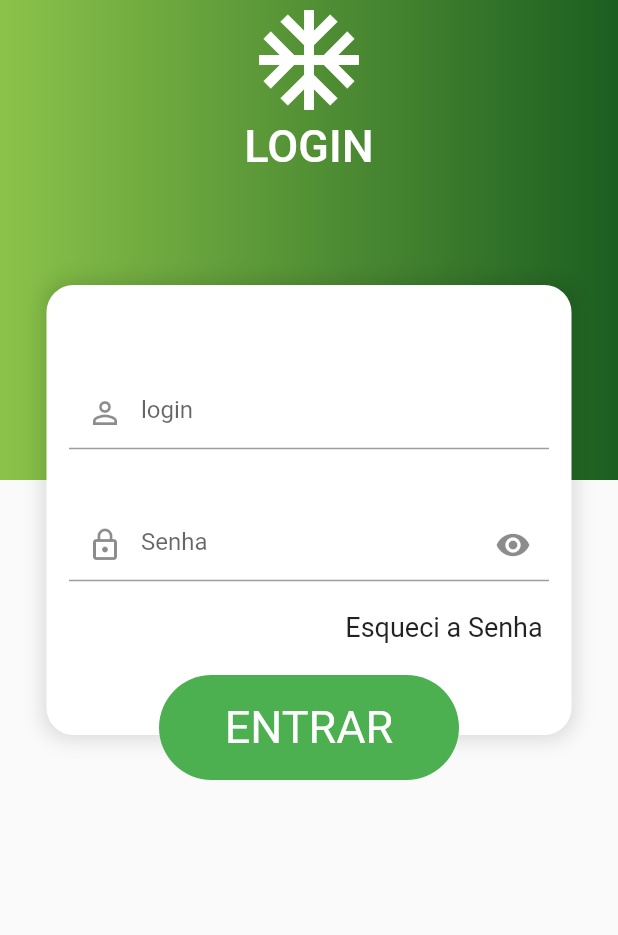
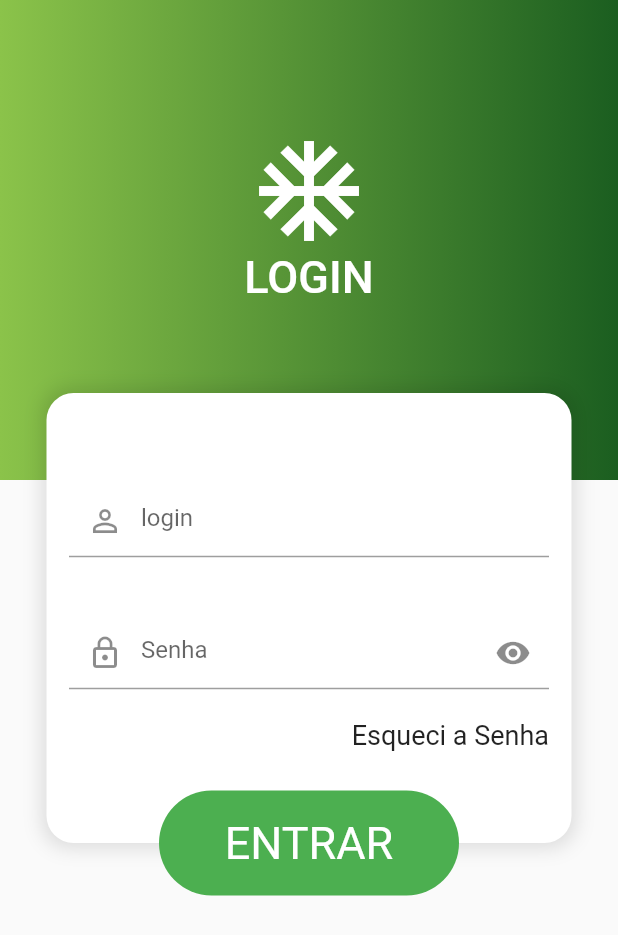
Before and after one commit to AwPr-05/App_Company, a Flutter app: the screen it shows after launch, on a phone screen of 412 x 824 dp. Shown: the top 935 px of the screen. Run offline on Flutter 3.47's test engine with Material 2 defaults, Android fonts, the phone set to English and light mode, and no system bars.

Commit message:
Modificações feitas em aula

```diff
--- a/lib/screens/login/login_screen.dart
+++ b/lib/screens/login/login_screen.dart
@@ -1,12 +1,17 @@
+import 'package:company_grid/screens/home/home_screen.dart';
 import 'package:flutter/material.dart';
 
-class LoginScreen extends StatelessWidget {
+class LoginScreen extends StatefulWidget {
+  @override
+  _LoginScreenState createState() => _LoginScreenState();
+}
 
+class _LoginScreenState extends State<LoginScreen> {
   final controllerLogin = TextEditingController();
   final controllerSenha = TextEditingController();
+  final formKey = GlobalKey<FormState>();
 
-
-
+  bool showPassword = false;
 
   @override
   Widget build(BuildContext context) {
@@ -15,7 +20,9 @@ class LoginScreen extends StatelessWidget {
         child: Stack(
           alignment: Alignment.topCenter,
           children: [
+            // Background
             Container(
+              padding: EdgeInsets.only(bottom: 30),
               alignment: Alignment.center,
               height: 320,
               decoration: BoxDecoration(
@@ -24,9 +31,7 @@ class LoginScreen extends StatelessWidget {
                 ),
               ),
               child: SafeArea(
-                child: ListView(
-                  children: [
-                    Column(
+                child: Column(
                   mainAxisSize: MainAxisSize.min,
                   children: [
                     Icon(
@@ -43,16 +48,18 @@ class LoginScreen extends StatelessWidget {
                     ),
                   ],
                 ),
-                  ],
-                ),
               ),
             ),
 
             // Container branco
-            // TODO colocar o margin e o padding entre eles, personaliar o TextFormField
+            Center(
+              child: Stack(
+                overflow: Overflow.visible,
+                alignment: Alignment.center,
+                children: [
+                  // Conteúdo do card
                   Container(
                     alignment: Alignment.center,
-              margin: EdgeInsets.only(top: 190),
                     width: 350,
                     height: 300,
                     decoration: BoxDecoration(
@@ -61,27 +68,34 @@ class LoginScreen extends StatelessWidget {
                       boxShadow: [
                         // Sombra de leve para contrastar com o branco de fundo
                         BoxShadow(
-                      color: Colors.black12, spreadRadius: 3, blurRadius: 10)
+                            color: Colors.black12,
+                            spreadRadius: 3,
+                            blurRadius: 10)
                       ],
                     ),
                     child: Padding(
                       padding: const EdgeInsets.all(15.0),
+                      child: Form(
+                        key: formKey,
                         child: Column(
                           mainAxisSize: MainAxisSize.min,
+                          crossAxisAlignment: CrossAxisAlignment.end,
                           children: [
                             // Campo de Texto Login
                             TextFormField(
                               controller: controllerLogin,
-                      validator: (valorDigitado){ // TODO Não entendi mto bem o validator
-                        if(valorDigitado.isEmpty){
-                          return "Por Favor digite um valor";
-                        } else{
+                              validator: (valor) {
+                                if (valor.isEmpty) {
+                                  return "Campo obrigatório";
+                                } else if (valor.contains("@")) {
                                   return null;
+                                } else {
+                                  return "Digite um email válido";
                                 }
                               },
                               decoration: InputDecoration(
                                 hintText: "login",
-                        focusColor: Colors.green,
+                                // focusColor: Colors.green,
                                 prefixIcon: Icon(Icons.person_outline),
                               ),
                             ),
@@ -91,46 +105,62 @@ class LoginScreen extends StatelessWidget {
                             // Campo de Texto Senha
                             TextFormField(
                               controller: controllerSenha,
-                      validator: (valorDigitado){ // TODO Não entendi mto bem o validator
-                        if(valorDigitado.isEmpty){
+                              validator: (valorDigitado) {
+                                if (valorDigitado.isEmpty) {
                                   return "Por Favor digite um valor";
-                        } else{
+                                } else {
                                   return null;
                                 }
                               },
-                      obscureText: true,
+                              obscureText: !showPassword,
                               decoration: InputDecoration(
                                 hintText: "Senha",
-                        focusColor: Colors.green,
-                        // TODO como alinhar o icon com a borda
-                        prefixIcon: Icon(Icons.lock_outline), //! prefix no começo
-                        suffixIcon: Icon(Icons.remove_red_eye_sharp), //! sufix no final
+                                prefixIcon: Icon(
+                                    Icons.lock_outline), //! prefix no começo
+
+                                suffixIcon: IconButton(
+                                  onPressed: () {
+                                    setState(() {
+                                      showPassword = !showPassword;
+                                    });
+                                  },
+                                  icon: Icon(showPassword
+                                      ? Icons.visibility_off
+                                      : Icons.visibility),
+                                ),
                               ),
                             ),
 
+                            SizedBox(height: 20),
+
                             // Texto Esqueci a Senha
-                    Padding(
-                      padding: const EdgeInsets.only(top: 20, left: 180),
-                      child: Text(
+                            Text(
                               "Esqueci a Senha",
                               style: TextStyle(fontSize: 18),
-                      ),
                             ),
                           ],
                         ),
                       ),
                     ),
+                  ),
 
-            // botão entrar
-            GestureDetector(
-              onTap: (){
-                // TODO como validar o campo de texto
-                // if(controllerLogin.isEmpty || controllerSenha == ""){}
+                  //Botão
+                  Positioned(
+                    bottom: -35,
+                    child: GestureDetector(
+                      onTap: () {
+                        if (formKey.currentState.validate()) {
+                          // Fazer login
+                          print("Email: ${controllerLogin.text}");
+                          print("Senha: ${controllerSenha.text}");
 
+                          // Formas de mudar de tela
+                          Navigator.of(context)
+                              .push(MaterialPageRoute(builder: (context) => HomeScreen()));
+                        }
                       },
                       child: Container(
                         alignment: Alignment.center,
-                margin: EdgeInsets.only(top: 450),
                         height: 70,
                         width: 200,
                         decoration: BoxDecoration(
@@ -143,6 +173,10 @@ class LoginScreen extends StatelessWidget {
                         ),
                       ),
                     ),
+                  ),
+                ],
+              ),
+            ),
           ],
         ),
       ),
```
Lines whose indentation alone changed are shown as unchanged.
